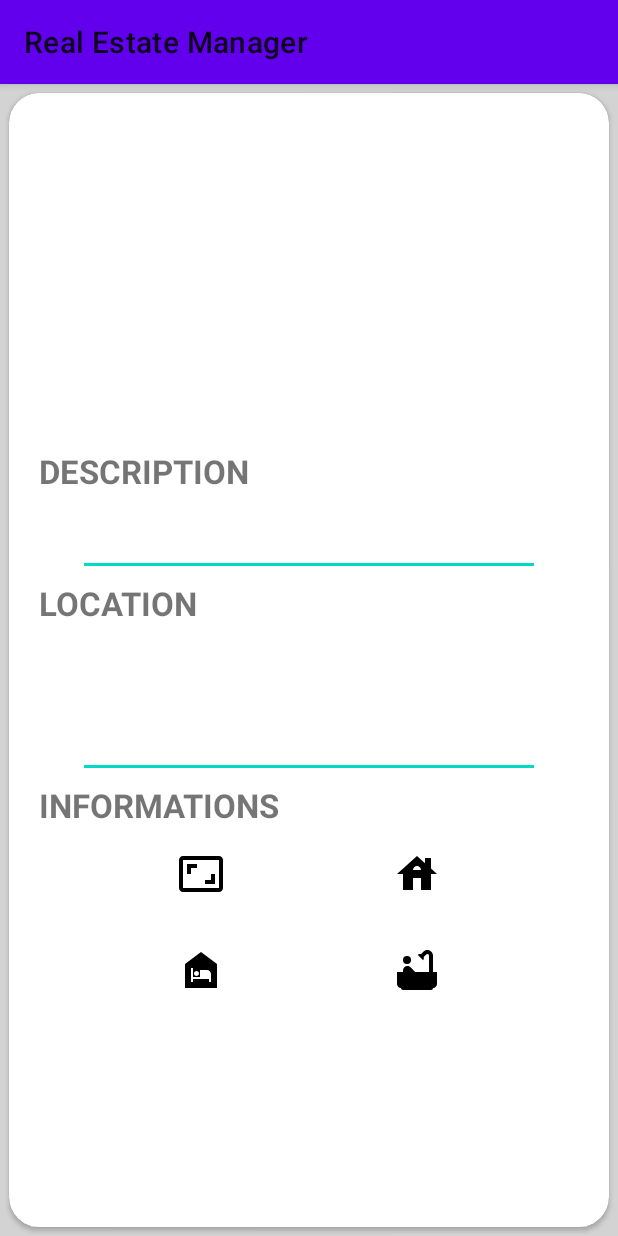
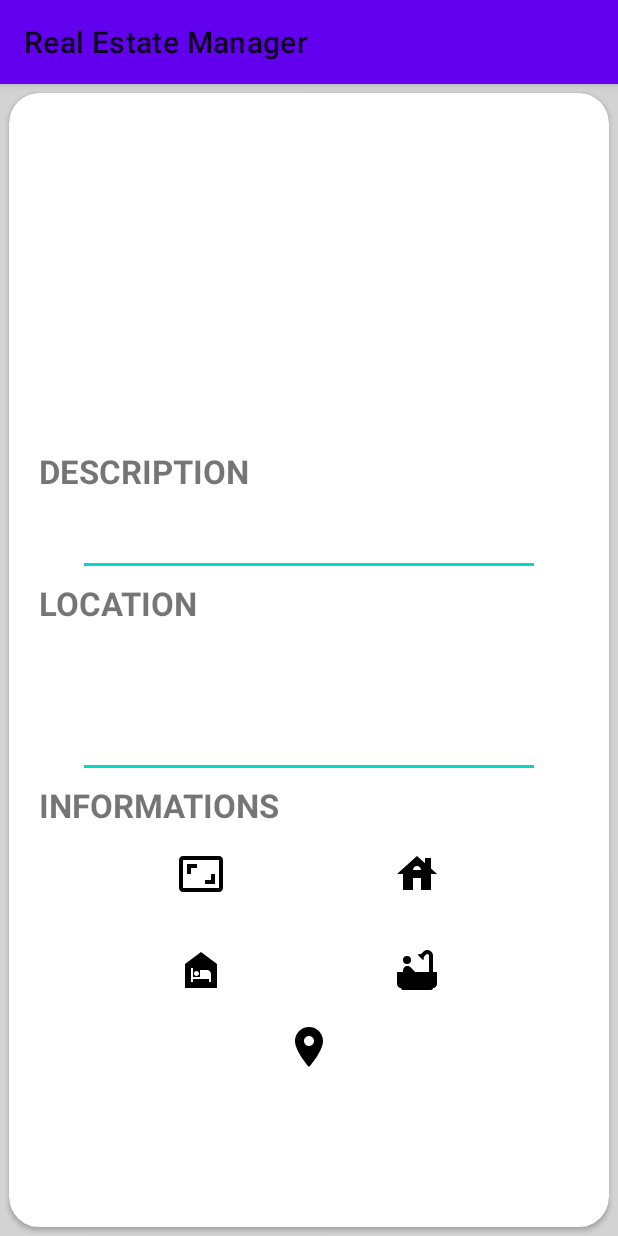
Before and after one commit to zavekl/RealEstateManagerP9, an Android app: the fragment DescriptionRealEstateFragment placed in its activity, on a phone screen of 412 x 824 dp. Run offline under Robolectric (Android 15) with nearby library versions, the phone set to English and light mode, and no system bars; our stand-ins replace Room's generated code; libraries missing offline, so code that uses them is left out: pub.devrel.easypermissions; pictures from the network do not load; 3 statements that could not run were skipped.

Commit message:
Adapt fragment and xml to manage POI

```diff
--- a/app/src/main/java/com/openclassrooms/realestatemanager/fragment/DescriptionRealEstateFragment.java
+++ b/app/src/main/java/com/openclassrooms/realestatemanager/fragment/DescriptionRealEstateFragment.java
@@ -26,7 +26,7 @@ public class DescriptionRealEstateFragment extends Fragment {
 
     private RecyclerView mRecyclerView;
     private TextView mDescription;
-    private TextView mLocation1, mLocation2, mLocation3;
+    private TextView mLocation1, mLocation2, mLocation3,mNumberPoi;
     private TextView mSurface, mNumberRoom, mNumberBedroom, mNumberBathroom;
 
     public static DescriptionRealEstateFragment newInstance() {
@@ -50,6 +50,7 @@ public class DescriptionRealEstateFragment extends Fragment {
         mNumberRoom = view.findViewById(R.id.tv_room);
         mNumberBedroom = view.findViewById(R.id.tv_bedroom);
         mNumberBathroom = view.findViewById(R.id.tv_bathroom);
+        mNumberPoi=view.findViewById(R.id.tv_poi);
 
         return view;
     }
@@ -82,6 +83,8 @@ public class DescriptionRealEstateFragment extends Fragment {
                     mNumberRoom.setText(String.valueOf(realEstate.getPieceNumber()));
                     mNumberBedroom.setText(String.valueOf(realEstate.getBedroomNumber()));
                     mNumberBathroom.setText(String.valueOf(realEstate.getBathroomNumber()));
+                    mNumberPoi.setText(String.valueOf(realEstate.getPointOfInterest()));
+
                 }
             });
         } else {
--- a/app/src/main/res/layout/description_fragment.xml
+++ b/app/src/main/res/layout/description_fragment.xml
@@ -209,6 +209,25 @@
                 app:layout_constraintStart_toStartOf="@id/iv_bathroom"
                 app:layout_constraintTop_toBottomOf="@id/iv_bathroom"
                 tool:text="2" />
+
+            <ImageView
+                android:id="@+id/iv_poi"
+                android:layout_width="32dp"
+                android:layout_height="32dp"
+                android:background="@drawable/ic_place_black_18dp"
+                app:layout_constraintEnd_toStartOf="@id/tv_bathroom"
+                app:layout_constraintStart_toEndOf="@id/tv_bedroom"
+                app:layout_constraintTop_toBottomOf="@id/tv_bathroom" />
+
+            <TextView
+                android:id="@+id/tv_poi"
+                android:layout_width="wrap_content"
+                android:layout_height="wrap_content"
+                android:textStyle="bold"
+                app:layout_constraintEnd_toStartOf="@id/tv_bathroom"
+                app:layout_constraintStart_toEndOf="@id/tv_bedroom"
+                app:layout_constraintTop_toBottomOf="@id/iv_poi"
+                tool:text="20" />
         </androidx.constraintlayout.widget.ConstraintLayout>
     </androidx.cardview.widget.CardView>
 </androidx.core.widget.NestedScrollView>
```
Also changed, not shown: app/src/main/java/com/openclassrooms/realestatemanager/fragment/AddRealEstateFragment.java (+14 -1 lines), app/src/main/java/com/openclassrooms/realestatemanager/fragment/MapFragment.java (+56 -19 lines).
